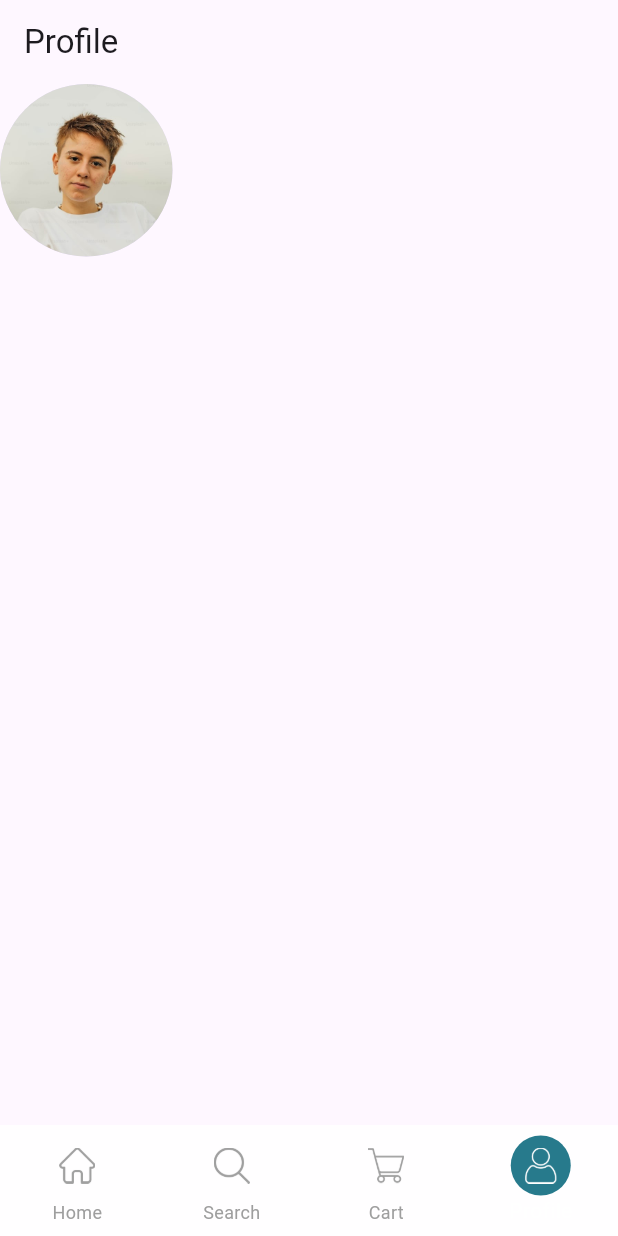
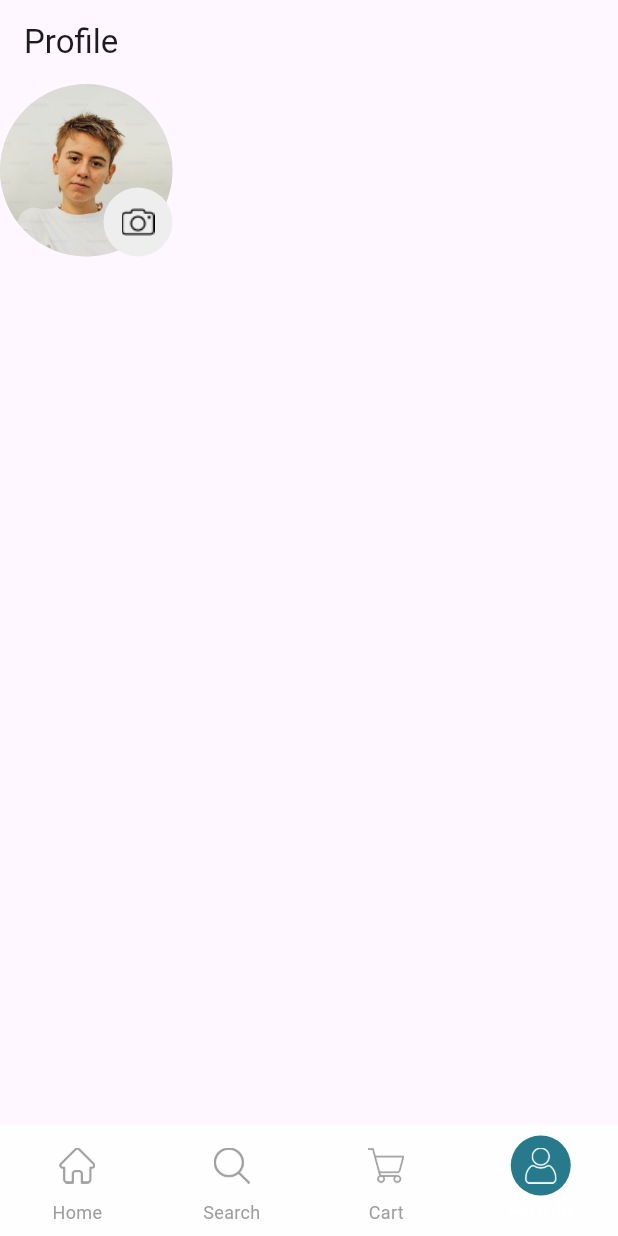
Before and after one commit to Chanukaisuru/CampKit, a Flutter app: the ProfileScreen screen opened directly, on a phone screen of 412 x 824 dp. Run offline on Flutter 3.47's test engine with Material 3 defaults, Android fonts, the phone set to English and light mode, and no system bars.

Commit message:
add camera icon for change the profile pic

```diff
--- a/lib/category_pages/profile/components/body.dart
+++ b/lib/category_pages/profile/components/body.dart
@@ -14,6 +14,27 @@ class Body extends StatelessWidget {
               CircleAvatar(
                 backgroundImage: AssetImage("assets/image/userimage.jpeg"),
               ),
+
+              Positioned(
+                right: 0,
+                bottom: 0,
+                child: SizedBox(
+                  height: 46,
+                  width: 46,
+                  child: TextButton(
+                    onPressed:() {
+                      //logic hear
+                    },
+                    style: TextButton.styleFrom(
+                      backgroundColor: Colors.grey.shade200,
+                      shape: RoundedRectangleBorder(
+                        borderRadius: BorderRadius.circular(50),
+                      ),
+                    ),
+                    child: Image.asset('assets/icon/camera.png'),
+                  ),
+                ),
+              ),
             ],
             ),
         ),
```
